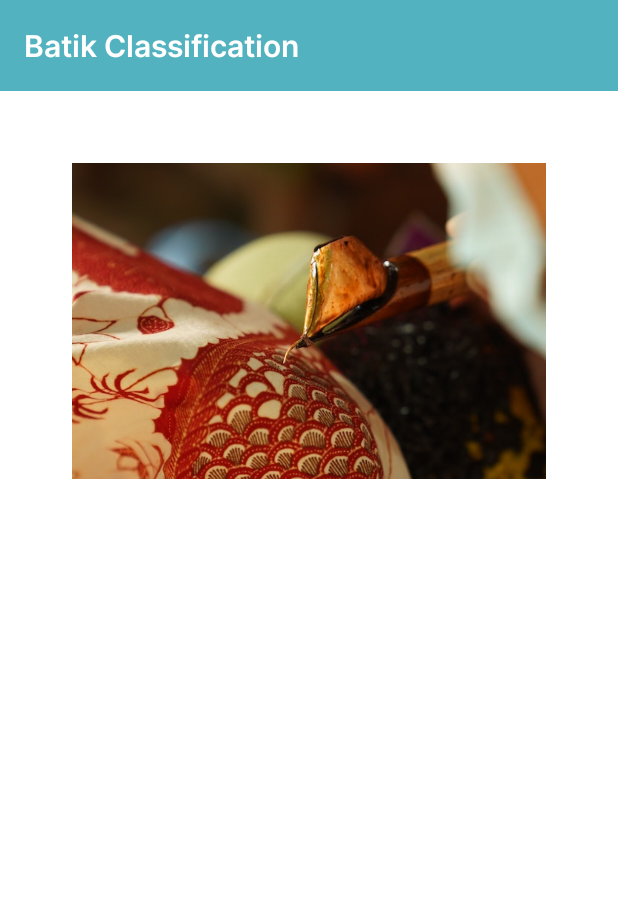
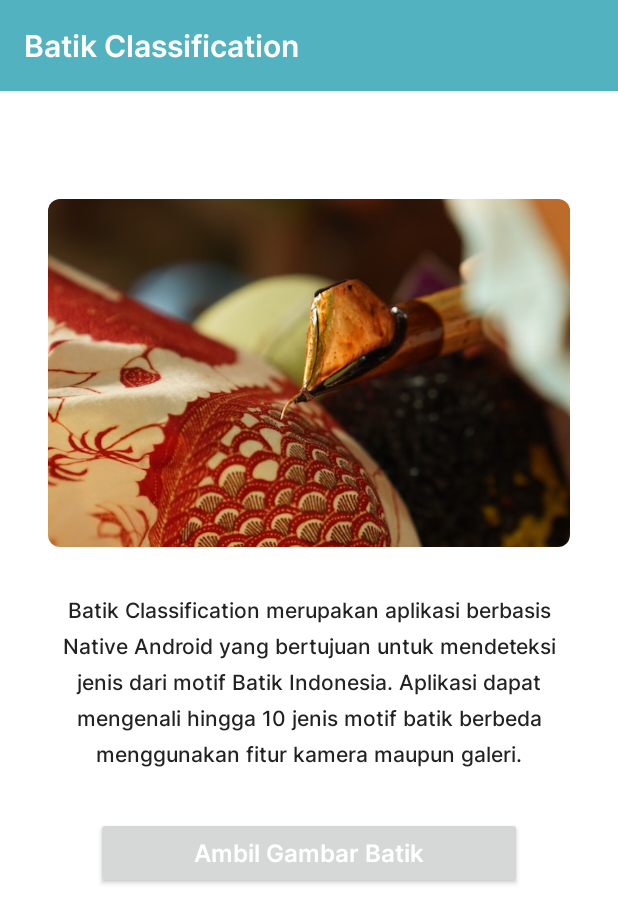
Before and after one commit to rickyandrean99/Batik-Classification, an Android app: the layout activity_main.xml on its own in the app's theme, with its tools: preview values and no code run, on a phone screen of 412 x 824 dp. Shown: the top 923 px of the screen. Run offline under Robolectric (Android 15) with nearby library versions, the phone set to English and light mode, and no system bars.

Commit message:
Main page done

```diff
--- a/app/src/main/java/com/rickyandrean/batikclassification/MainActivity.kt
+++ b/app/src/main/java/com/rickyandrean/batikclassification/MainActivity.kt
@@ -13,5 +13,6 @@ class MainActivity : AppCompatActivity() {
         setContentView(binding.root)
 
         supportActionBar?.hide()
+        binding.btnTakePicture.setBackgroundResource(R.drawable.bg_sapphire)
     }
 }
--- /dev/null
+++ b/app/src/main/res/drawable/bg_sapphire.xml
@@ -0,0 +1,13 @@
+<?xml version="1.0" encoding="utf-8"?>
+<shape
+    xmlns:android="http://schemas.android.com/apk/res/android"
+    android:shape="rectangle">
+
+    <solid android:color="@color/sapphire"/>
+
+    <corners
+        android:bottomLeftRadius="8dp"
+        android:topLeftRadius="8dp"
+        android:bottomRightRadius="8dp"
+        android:topRightRadius="8dp" />
+</shape>
--- a/app/src/main/res/layout/activity_main.xml
+++ b/app/src/main/res/layout/activity_main.xml
@@ -58,19 +58,77 @@
             android:layout_width="match_parent"
             android:layout_height="wrap_content">
 
+            <androidx.cardview.widget.CardView
+                android:id="@+id/cv_main_batik"
+                android:layout_width="0dp"
+                android:layout_height="wrap_content"
+                android:layout_marginStart="32dp"
+                android:layout_marginTop="72dp"
+                android:layout_marginEnd="32dp"
+                android:elevation="0dp"
+                app:cardCornerRadius="8dp"
+                app:cardElevation="0dp"
+                app:cardMaxElevation="0dp"
+                app:layout_constraintEnd_toEndOf="parent"
+                app:layout_constraintStart_toStartOf="parent"
+                app:layout_constraintTop_toTopOf="parent">
+
+                <androidx.constraintlayout.widget.ConstraintLayout
+                    android:id="@+id/cl_main_batik"
+                    android:layout_width="match_parent"
+                    android:layout_height="wrap_content">
+
                     <ImageView
                         android:id="@+id/iv_main_batik"
                         android:layout_width="0dp"
                         android:layout_height="wrap_content"
-                android:layout_marginStart="48dp"
-                android:layout_marginTop="48dp"
-                android:layout_marginEnd="48dp"
                         android:adjustViewBounds="true"
+                        android:contentDescription="@string/batik_image"
                         android:scaleType="centerCrop"
+                        app:layout_constraintBottom_toBottomOf="parent"
                         app:layout_constraintEnd_toEndOf="parent"
                         app:layout_constraintStart_toStartOf="parent"
                         app:layout_constraintTop_toTopOf="parent"
                         app:srcCompat="@drawable/batik" />
                 </androidx.constraintlayout.widget.ConstraintLayout>
+
+            </androidx.cardview.widget.CardView>
+
+            <TextView
+                android:id="@+id/tv_main_about"
+                android:layout_width="0dp"
+                android:layout_height="wrap_content"
+                android:layout_marginStart="32dp"
+                android:layout_marginTop="32dp"
+                android:layout_marginEnd="32dp"
+                android:fontFamily="@font/inter_medium"
+                android:text="@string/batik_about"
+                android:textAlignment="center"
+                android:textColor="@color/light_black"
+                android:textSize="14sp"
+                app:layout_constraintEnd_toEndOf="parent"
+                app:layout_constraintStart_toStartOf="parent"
+                app:layout_constraintTop_toBottomOf="@+id/cv_main_batik"
+                app:lineHeight="24sp" />
+
+            <androidx.appcompat.widget.AppCompatButton
+                android:id="@+id/btn_take_picture"
+                android:layout_width="0dp"
+                android:layout_height="wrap_content"
+                android:layout_marginStart="64dp"
+                android:layout_marginTop="32dp"
+                android:layout_marginEnd="64dp"
+                android:fontFamily="@font/inter_semibold"
+                android:letterSpacing="0"
+                android:text="@string/take_picture"
+                android:textAllCaps="false"
+                android:textColor="@color/white"
+                android:textSize="16sp"
+                app:layout_constraintEnd_toEndOf="parent"
+                app:layout_constraintStart_toStartOf="parent"
+                app:layout_constraintTop_toBottomOf="@+id/tv_main_about"
+                tools:ignore="TextContrastCheck" />
+
+        </androidx.constraintlayout.widget.ConstraintLayout>
     </ScrollView>
 </androidx.constraintlayout.widget.ConstraintLayout>
--- a/app/src/main/res/values/strings.xml
+++ b/app/src/main/res/values/strings.xml
@@ -1,3 +1,6 @@
 <resources>
     <string name="app_name">Batik Classification</string>
+    <string name="batik_image">Image of Batik</string>
+    <string name="batik_about">Batik Classification merupakan aplikasi berbasis Native Android yang bertujuan untuk mendeteksi jenis dari motif Batik Indonesia. Aplikasi dapat mengenali hingga 10 jenis motif batik berbeda menggunakan fitur kamera maupun galeri.</string>
+    <string name="take_picture">Ambil Gambar Batik</string>
 </resources>
```
Also changed, not shown: app/src/main/res/font/inter_medium.ttf (added). Lines whose indentation alone changed are shown as unchanged.
